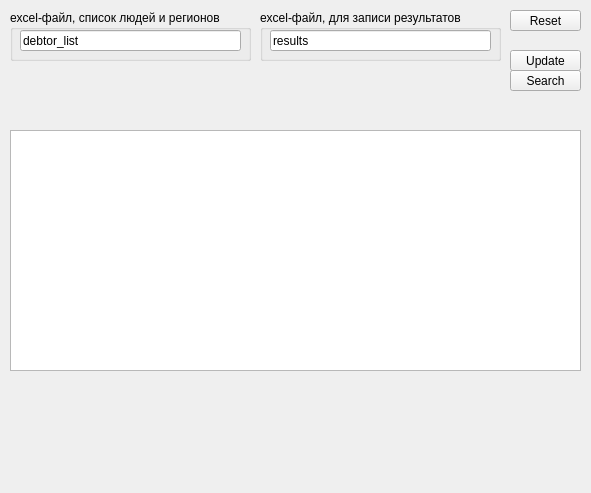
Old version of the form window_main.ui in the repository GregoryValeryS/fssp_api.
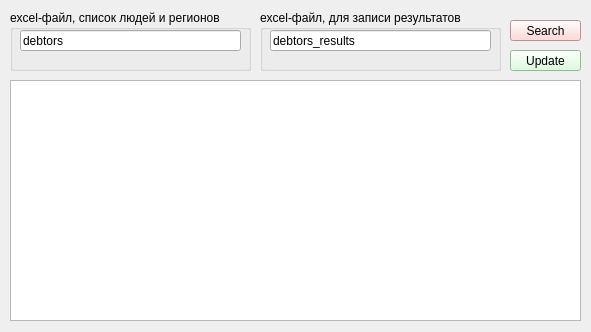
New version of the form.

```diff
--- a/window_main.ui
+++ b/window_main.ui
@@ -7,12 +7,15 @@
     <x>0</x>
     <y>0</y>
     <width>591</width>
-    <height>493</height>
+    <height>332</height>
    </rect>
   </property>
   <property name="windowTitle">
    <string>MainWindow</string>
   </property>
+  <property name="styleSheet">
+   <string notr="true"/>
+  </property>
   <widget class="QWidget" name="centralwidget">
    <widget class="QGroupBox" name="groupBox_search">
     <property name="geometry">
@@ -20,7 +23,7 @@
       <x>10</x>
       <y>10</y>
       <width>241</width>
-      <height>51</height>
+      <height>61</height>
      </rect>
     </property>
     <property name="title">
@@ -36,7 +39,7 @@
       </rect>
      </property>
      <property name="text">
-      <string>debtor_list</string>
+      <string>debtors</string>
      </property>
     </widget>
    </widget>
@@ -44,7 +47,7 @@
     <property name="geometry">
      <rect>
       <x>10</x>
-      <y>130</y>
+      <y>80</y>
       <width>571</width>
       <height>241</height>
      </rect>
@@ -56,7 +59,7 @@
       <x>260</x>
       <y>10</y>
       <width>241</width>
-      <height>51</height>
+      <height>61</height>
      </rect>
     </property>
     <property name="title">
@@ -72,7 +75,7 @@
       </rect>
      </property>
      <property name="text">
-      <string>results</string>
+      <string>debtors_results</string>
      </property>
     </widget>
    </widget>
@@ -80,29 +83,22 @@
     <property name="geometry">
      <rect>
       <x>510</x>
-      <y>70</y>
+      <y>20</y>
       <width>71</width>
       <height>21</height>
      </rect>
     </property>
+    <property name="whatsThis">
+     <string>&lt;html&gt;&lt;head/&gt;&lt;body&gt;&lt;p&gt;&lt;br/&gt;&lt;/p&gt;&lt;/body&gt;&lt;/html&gt;</string>
+    </property>
+    <property name="styleSheet">
+     <string notr="true">background-color: rgb(255, 206, 206);</string>
+    </property>
     <property name="text">
      <string>Search</string>
     </property>
    </widget>
-   <widget class="QPushButton" name="pushButton_reset">
-    <property name="geometry">
-     <rect>
-      <x>510</x>
-      <y>10</y>
-      <width>71</width>
-      <height>21</height>
-     </rect>
-    </property>
-    <property name="text">
-     <string>Reset</string>
-    </property>
-   </widget>
-   <widget class="QPushButton" name="pushButton_search_2">
+   <widget class="QPushButton" name="pushButton_update">
     <property name="geometry">
      <rect>
       <x>510</x>
@@ -111,6 +107,9 @@
       <height>21</height>
      </rect>
     </property>
+    <property name="styleSheet">
+     <string notr="true">background-color: rgb(212, 255, 212);</string>
+    </property>
     <property name="text">
      <string>Update</string>
     </property>
```
Left out of the diff: 4 changed lines with no effect on the pictures.
